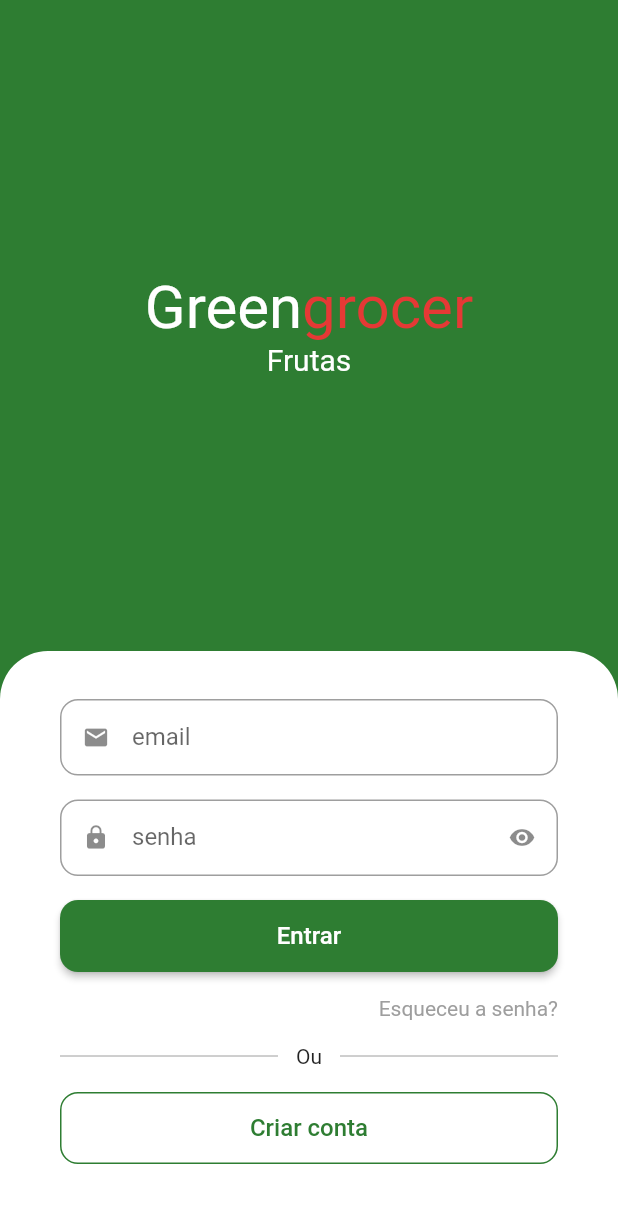
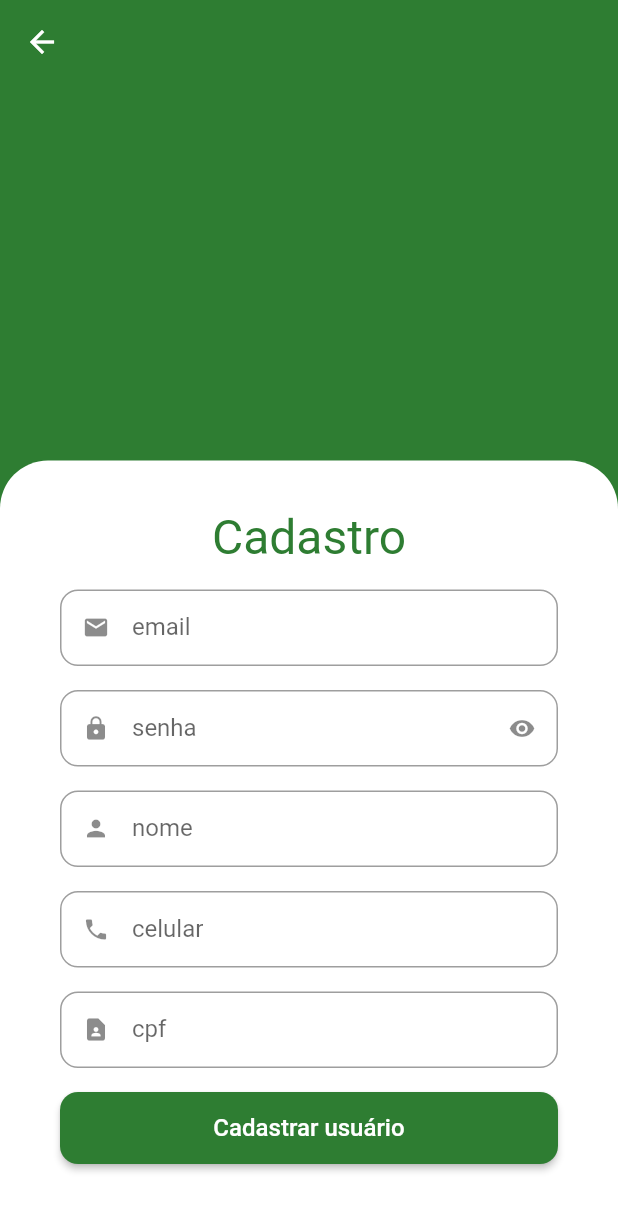
Before and after one commit to matmeirelles/green-grocery-course, a Flutter app: the screen it shows after launch, after a tap on "Criar conta", on a phone screen of 412 x 824 dp. Shown: the top 1211 px of the screen. Run offline on Flutter 3.47's test engine with Material 2 defaults, Android fonts, the phone set to English and light mode, and no system bars; drawn by our look-alikes of animated_text_kit.

Commit message:
creating sign up screen

```diff
--- a/lib/common/widgets/app_button.dart
+++ b/lib/common/widgets/app_button.dart
@@ -3,11 +3,13 @@ import 'package:flutter/material.dart';
 import '../foundations/app_sizes.dart';
 
 class AppButton extends StatelessWidget {
-  final String title;
+  final String lable;
+  final VoidCallback? onClick;
   final bool isSecondary;
   const AppButton({
     Key? key,
-    required this.title,
+    required this.lable,
+    this.onClick,
     this.isSecondary = false,
   }) : super(key: key);
 
@@ -22,9 +24,9 @@ class AppButton extends StatelessWidget {
                   borderRadius: BorderRadius.circular(AppSizes.sizesBase03),
                 ),
               ),
-              onPressed: () {},
+              onPressed: onClick,
               child: Text(
-                title,
+                lable,
                 style: const TextStyle(
                   fontSize: AppSizes.sizesBase04,
                 ),
@@ -38,9 +40,9 @@ class AppButton extends StatelessWidget {
                   side: BorderSide(
                     color: Theme.of(context).primaryColor,
                   )),
-              onPressed: () {},
+              onPressed: onClick,
               child: Text(
-                title,
+                lable,
                 style: const TextStyle(
                   fontSize: AppSizes.sizesBase04,
                 ),
--- /dev/null
+++ b/lib/common/widgets/app_form.dart
@@ -0,0 +1,32 @@
+import 'package:flutter/material.dart';
+
+import '../foundations/app_shapes.dart';
+import '../foundations/app_spacings.dart';
+
+class AppForm extends StatelessWidget {
+  final List<Widget> children;
+  const AppForm({
+    Key? key,
+    required this.children,
+  }) : super(key: key);
+
+  @override
+  Widget build(BuildContext context) {
+    return Container(
+      padding: const EdgeInsets.symmetric(
+        vertical: AppSpacings.spacingLayoutBase04,
+        horizontal: AppSpacings.spacingLayoutBase05,
+      ),
+      decoration: const BoxDecoration(
+        color: Colors.white,
+        borderRadius: BorderRadius.vertical(
+          top: Radius.circular(AppShapes.shapeBorderRadiusXLg),
+        ),
+      ),
+      child: Column(
+        crossAxisAlignment: CrossAxisAlignment.stretch,
+        children: children,
+      ),
+    );
+  }
+}
--- a/lib/common/widgets/app_text_field.dart
+++ b/lib/common/widgets/app_text_field.dart
@@ -1,18 +1,13 @@
 import 'package:flutter/material.dart';
 
+import '../foundations/app_sizes.dart';
+
 class AppTextField extends StatefulWidget {
-  final double borderRadius;
   final IconData? icon;
   final String? label;
   final bool isSecret;
   final TextInputType keyboardType;
-  const AppTextField(
-      {Key? key,
-      this.borderRadius = 0.0,
-      this.icon,
-      this.label,
-      this.isSecret = false,
-      this.keyboardType = TextInputType.text})
+  const AppTextField({Key? key, this.icon, this.label, this.isSecret = false, this.keyboardType = TextInputType.text})
       : super(key: key);
 
   @override
@@ -48,7 +43,7 @@ class _AppTextFieldState extends State<AppTextField> {
             : null,
         labelText: widget.label,
         border: OutlineInputBorder(
-          borderRadius: BorderRadius.circular(widget.borderRadius),
+          borderRadius: BorderRadius.circular(AppSizes.sizesBase03),
         ),
       ),
     );
--- a/lib/features/auth/presentation/screens/sign_in_screen.dart
+++ b/lib/features/auth/presentation/screens/sign_in_screen.dart
@@ -1,11 +1,12 @@
 import 'package:animated_text_kit/animated_text_kit.dart';
 import 'package:flutter/material.dart';
-import 'package:green_grocery_course/common/foundations/app_shapes.dart';
 import 'package:green_grocery_course/common/foundations/app_sizes.dart';
 import 'package:green_grocery_course/common/foundations/app_spacings.dart';
 import 'package:green_grocery_course/common/foundations/custom_colors.dart';
+import 'package:green_grocery_course/common/widgets/app_form.dart';
 import 'package:green_grocery_course/common/widgets/app_text_field.dart';
 import 'package:green_grocery_course/common/widgets/app_button.dart';
+import 'package:green_grocery_course/features/auth/presentation/screens/sign_up_screen.dart';
 
 class SignInScreen extends StatelessWidget {
   const SignInScreen({super.key});
@@ -69,22 +70,9 @@ class SignInScreen extends StatelessWidget {
                   ),
                 ),
               ),
-              Container(
-                padding: const EdgeInsets.symmetric(
-                  vertical: AppSpacings.spacingLayoutBase04,
-                  horizontal: AppSpacings.spacingLayoutBase05,
-                ),
-                decoration: const BoxDecoration(
-                  color: Color.fromRGBO(255, 255, 255, 1),
-                  borderRadius: BorderRadius.vertical(
-                    top: Radius.circular(AppShapes.shapeBorderRadiusXLg),
-                  ),
-                ),
-                child: Column(
-                  crossAxisAlignment: CrossAxisAlignment.stretch,
+              AppForm(
                 children: <Widget>[
                   const AppTextField(
-                      borderRadius: AppSizes.sizesBase03,
                     icon: Icons.email,
                     label: 'email',
                   ),
@@ -92,7 +80,6 @@ class SignInScreen extends StatelessWidget {
                     height: AppSpacings.spacingInnerBase04,
                   ),
                   const AppTextField(
-                      borderRadius: AppSizes.sizesBase03,
                     icon: Icons.lock,
                     label: 'senha',
                     isSecret: true,
@@ -100,7 +87,10 @@ class SignInScreen extends StatelessWidget {
                   const SizedBox(
                     height: AppSpacings.spacingInnerBase04,
                   ),
-                    const AppButton(title: 'Entrar'),
+                  AppButton(
+                    lable: 'Entrar',
+                    onClick: () {},
+                  ),
                   const SizedBox(
                     height: AppSpacings.spacingInnerBase04,
                   ),
@@ -141,16 +131,17 @@ class SignInScreen extends StatelessWidget {
                   const SizedBox(
                     height: AppSpacings.spacingInnerBase04,
                   ),
-                    const AppButton(
-                      title: 'Criar conta',
+                  AppButton(
+                    lable: 'Criar conta',
+                    onClick: () =>
+                        Navigator.of(context).push(MaterialPageRoute(builder: (context) => const SignUpScreen())),
                     isSecondary: true,
                   ),
                   const SizedBox(
                     height: AppSpacings.spacingInnerBase04,
                   ),
                 ],
-                ),
-              ),
+              )
             ],
           ),
         ),
--- /dev/null
+++ b/lib/features/auth/presentation/screens/sign_up_screen.dart
@@ -0,0 +1,88 @@
+import 'package:flutter/material.dart';
+import 'package:green_grocery_course/common/widgets/app_button.dart';
+import 'package:green_grocery_course/common/widgets/app_form.dart';
+import 'package:green_grocery_course/common/widgets/app_text_field.dart';
+
+import '../../../../common/foundations/app_spacings.dart';
+
+class SignUpScreen extends StatelessWidget {
+  const SignUpScreen({super.key});
+
+  @override
+  Widget build(BuildContext context) {
+    return Scaffold(
+      backgroundColor: Theme.of(context).primaryColor,
+      appBar: AppBar(
+        elevation: 0,
+      ),
+      body: Column(
+        children: [
+          Expanded(
+            child: Container(
+              color: Theme.of(context).primaryColor,
+            ),
+          ),
+          AppForm(
+            children: [
+              Center(
+                child: Text(
+                  'Cadastro',
+                  style: TextStyle(
+                    fontSize: AppSpacings.spacingInnerBase08,
+                    color: Theme.of(context).primaryColor,
+                  ),
+                ),
+              ),
+              const SizedBox(
+                height: AppSpacings.spacingInnerBase04,
+              ),
+              const AppTextField(
+                label: 'email',
+                icon: Icons.email,
+              ),
+              const SizedBox(
+                height: AppSpacings.spacingInnerBase04,
+              ),
+              const AppTextField(
+                label: 'senha',
+                icon: Icons.lock,
+                isSecret: true,
+              ),
+              const SizedBox(
+                height: AppSpacings.spacingInnerBase04,
+              ),
+              const AppTextField(
+                label: 'nome',
+                icon: Icons.person,
+              ),
+              const SizedBox(
+                height: AppSpacings.spacingInnerBase04,
+              ),
+              const AppTextField(
+                label: 'celular',
+                icon: Icons.phone,
+              ),
+              const SizedBox(
+                height: AppSpacings.spacingInnerBase04,
+              ),
+              const AppTextField(
+                label: 'cpf',
+                icon: Icons.contact_page,
+              ),
+              const SizedBox(
+                height: AppSpacings.spacingInnerBase04,
+              ),
+              AppButton(
+                lable: 'Cadastrar usuário',
+                onClick: () {},
+              ),
+              const SizedBox(
+                height: AppSpacings.spacingInnerBase04,
+              ),
+            ],
+          ),
+        ],
+      ),
+    );
+  }
+}
```
Lines whose indentation alone changed are shown as unchanged.
